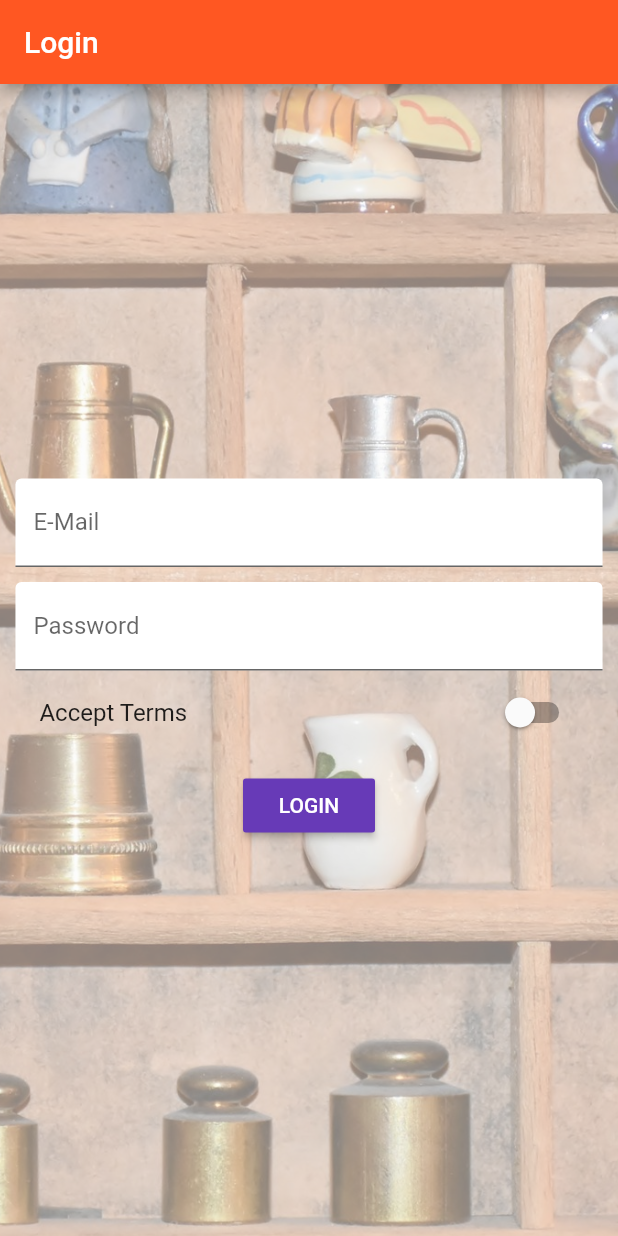
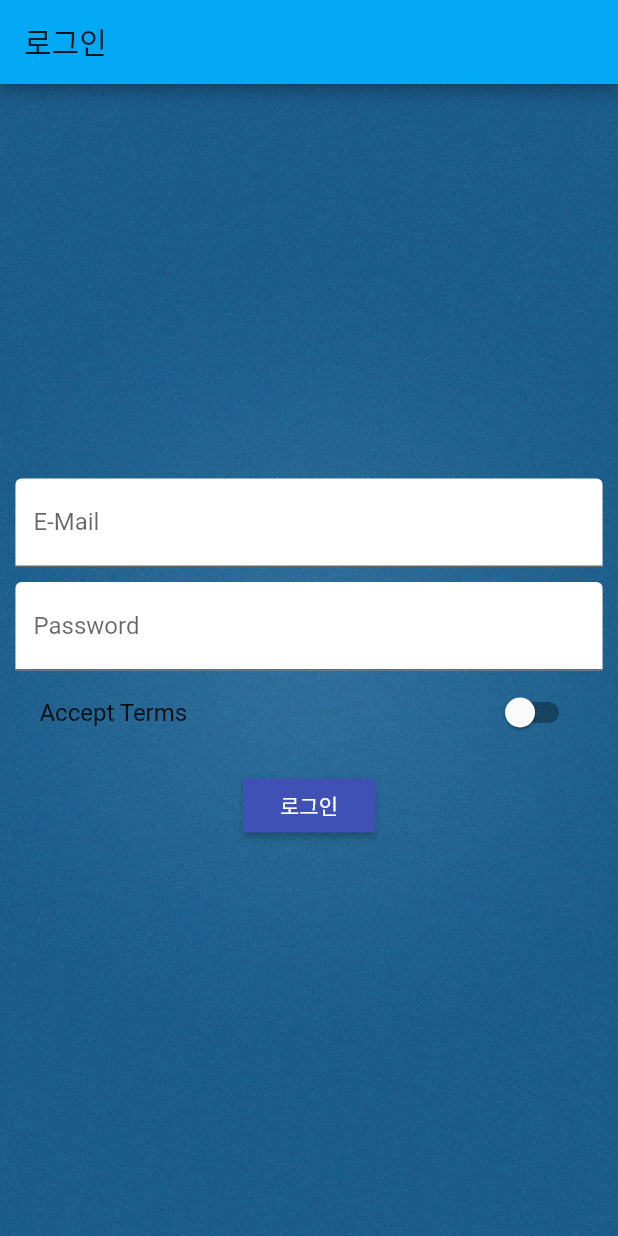
Before and after one commit to hukoru/flutter_course, a Flutter app: the screen it shows after launch, on a phone screen of 412 x 824 dp. Run offline on Flutter 3.47's test engine with Material 2 defaults, Android fonts, the phone set to English and light mode, and no system bars.

```diff
--- a/lib/main.dart
+++ b/lib/main.dart
@@ -31,9 +31,9 @@ class _MyAppState extends State<MyApp> {
         // debugShowMaterialGrid: true,
         theme: ThemeData(
             brightness: Brightness.light,
-            primarySwatch: Colors.deepOrange,
-            accentColor: Colors.deepPurple,
-            buttonColor: Colors.deepPurple),
+            primarySwatch: Colors.lightBlue,
+            accentColor: Colors.blueAccent,
+            buttonColor: Colors.indigo),
         // home: AuthPage(),
         routes: {
           '/': (BuildContext context) => AuthPage(),
--- a/lib/pages/auth.dart
+++ b/lib/pages/auth.dart
@@ -19,7 +19,7 @@ class _AuthPageState extends State<AuthPage> {
     return DecorationImage(
       fit: BoxFit.cover,
       colorFilter:
-          ColorFilter.mode(Colors.black.withOpacity(0.5), BlendMode.dstATop),
+          ColorFilter.mode(Colors.black.withOpacity(0.9), BlendMode.dstATop),
       image: AssetImage('assets/background.jpg'),
     );
   }
@@ -84,9 +84,7 @@ class _AuthPageState extends State<AuthPage> {
     final double deviceWidth = MediaQuery.of(context).size.width;
     final double targetWidth = deviceWidth > 550.0 ? 500.0 : deviceWidth * 0.95;
     return Scaffold(
-      appBar: AppBar(
-        title: Text('Login'),
-      ),
+      appBar: AppBar(title: Text('로그인')),
       body: Container(
         decoration: BoxDecoration(
           image: _buildBackgroundImage(),
@@ -111,7 +109,7 @@ class _AuthPageState extends State<AuthPage> {
                     ),
                     RaisedButton(
                       textColor: Colors.white,
-                      child: Text('LOGIN'),
+                      child: Text('로그인'),
                       onPressed: _submitForm,
                     ),
                   ],
--- a/lib/pages/products.dart
+++ b/lib/pages/products.dart
@@ -29,7 +29,7 @@ class ProductsPage extends StatelessWidget {
     return Scaffold(
       drawer: _buildSideDrawer(context),
       appBar: AppBar(
-        title: Text('EasyList'),
+        title: Text('사진 리스트'),
         actions: <Widget>[
           IconButton(
             icon: Icon(Icons.favorite),
--- a/lib/pages/products_admin.dart
+++ b/lib/pages/products_admin.dart
@@ -32,7 +32,7 @@ class ProductsAdminPage extends StatelessWidget {
       child: Scaffold(
         drawer: _buildSideDrawer(context),
         appBar: AppBar(
-          title: Text('Manage Products'),
+          title: Text('사진 리스트'),
           bottom: TabBar(
             tabs: <Widget>[
               Tab(
```
Also changed, not shown: pubspec.yaml (+6 -6 lines), assets/background.jpg, firebase.json (added).
